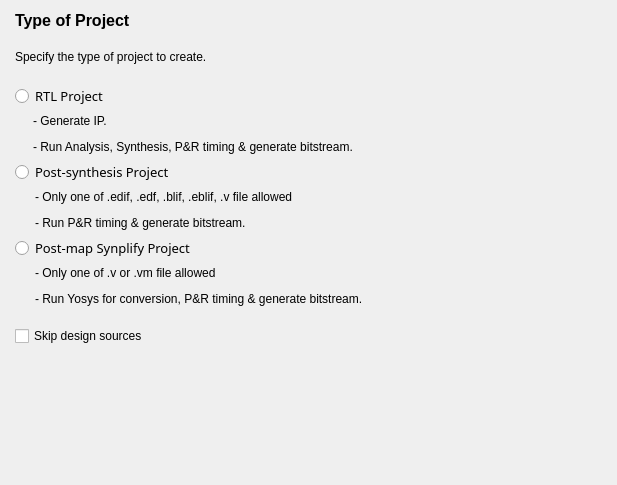
Before: the Qt Designer form src/NewProject/project_type_form.ui in QuickLogic-Corp/FOEDAG, drawn with Qt 5.
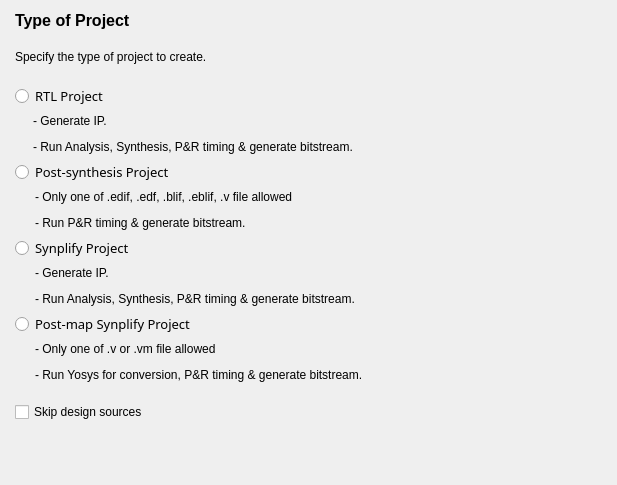
After: the same form once the commit is applied.

Commit message: Added the new option to GUI and the new Project Type

The edit to the form file:
```diff
--- a/src/NewProject/project_type_form.ui
+++ b/src/NewProject/project_type_form.ui
@@ -173,7 +173,7 @@
         </font>
        </property>
        <property name="text">
-        <string>Post-map Synplify Project</string>
+        <string>Synplify Project</string>
        </property>
       </widget>
      </item>
@@ -208,6 +208,65 @@
          </property>
          <item>
           <widget class="QLabel" name="m_labelSYN">
+           <property name="text">
+            <string>&lt;html&gt;&lt;head/&gt;&lt;body&gt;&lt;p&gt;- Generate IP.&lt;/p&gt;&lt;p&gt;- Run Analysis, Synthesis, P&amp;amp;R timing &amp;amp; generate bitstream.&lt;/p&gt;&lt;/body&gt;&lt;/html&gt;</string>
+           </property>
+           <property name="textFormat">
+            <enum>Qt::AutoText</enum>
+           </property>
+           <property name="wordWrap">
+            <bool>true</bool>
+           </property>
+          </widget>
+         </item>
+        </layout>
+       </item>
+      </layout>
+     </item>
+      <item>
+      <widget class="QRadioButton" name="m_radioBtnPostMapSynp">
+       <property name="font">
+        <font>
+         <family>SimSun-ExtB</family>
+         <pointsize>10</pointsize>
+        </font>
+       </property>
+       <property name="text">
+        <string>Post-map Synplify Project</string>
+       </property>
+      </widget>
+     </item>
+     <item>
+      <layout class="QHBoxLayout" name="horizontalLayout_3" stretch="3,0">
+       <property name="spacing">
+        <number>0</number>
+       </property>
+       <item>
+        <spacer name="horizontalSpacer_3">
+         <property name="orientation">
+          <enum>Qt::Horizontal</enum>
+         </property>
+         <property name="sizeType">
+          <enum>QSizePolicy::Maximum</enum>
+         </property>
+         <property name="sizeHint" stdset="0">
+          <size>
+           <width>20</width>
+           <height>20</height>
+          </size>
+         </property>
+        </spacer>
+       </item>
+       <item>
+        <layout class="QVBoxLayout" name="verticalLayout_6">
+         <property name="sizeConstraint">
+          <enum>QLayout::SetDefaultConstraint</enum>
+         </property>
+         <property name="leftMargin">
+          <number>0</number>
+         </property>
+         <item>
+          <widget class="QLabel" name="m_labelPostMapSYN">
            <property name="text">
             <string>&lt;html&gt;&lt;head/&gt;&lt;body&gt;&lt;p&gt;- Only one of .v or .vm file allowed&lt;/p&gt;&lt;p&gt;- Run Yosys for conversion, P&amp;amp;R timing &amp;amp; generate bitstream.&lt;/p&gt;&lt;/body&gt;&lt;/html&gt;</string>
            </property>
```
The commit also changes 12 other files.
